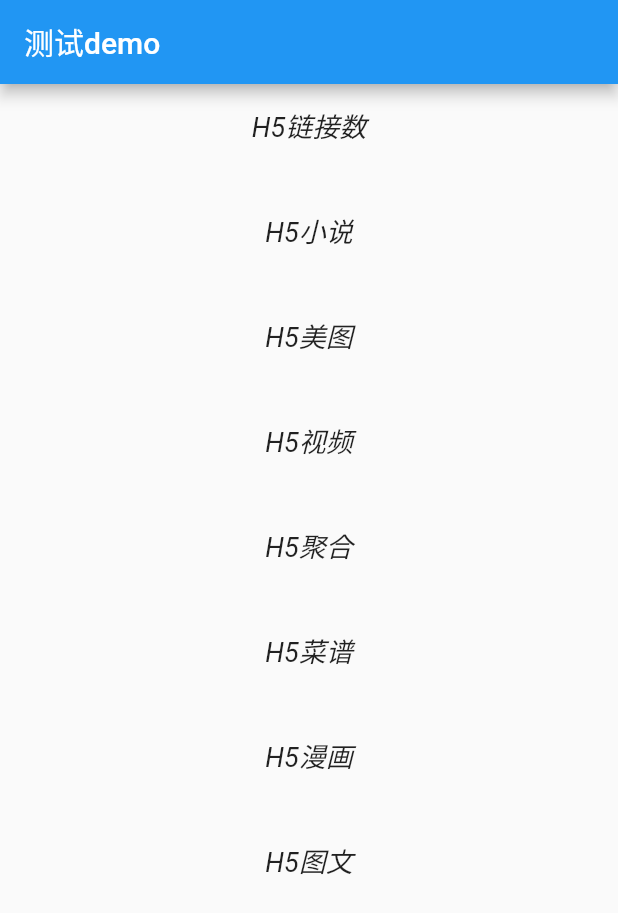
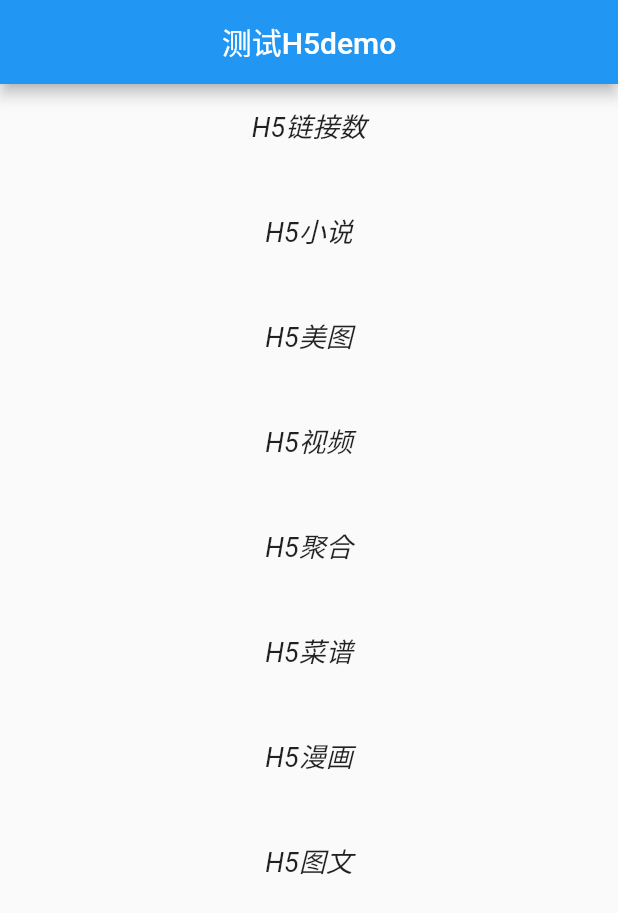
Before and after one commit to hbyeyang/H5Project_Flutter, a Flutter app: the screen it shows after launch, on a phone screen of 412 x 824 dp. Shown: the top 913 px of the screen. Run offline on Flutter 3.47's test engine with Material 2 defaults, Android fonts, the phone set to English and light mode, and no system bars; our stand-ins replace fluttertoast; missing offline and left inert: flutter_webview_plugin.

Commit message:
基础版

```diff
--- a/lib/page/main.dart
+++ b/lib/page/main.dart
@@ -1,33 +1,56 @@
+import 'package:demo_test/page/details.dart';
+import 'package:demo_test/page/listpage.dart';
 import 'package:demo_test/util/utils.dart';
 import 'package:flutter/material.dart';
 import 'package:flutter/widgets.dart';
 
 void main() {
-  runApp(new MyApp(
-    items: ["H5链接数", "H5小说", "H5美图", "H5视频", "H5聚合", "H5菜谱", "H5漫画", "H5图文"],
-//    items: ["H5链接数", "H5小说", "H5美图", "H5视频", "H5聚合", "H5菜谱", "H5漫画", "H5图文","H5链接数", "H5小说", "H5美图", "H5视频", "H5聚合", "H5菜谱", "H5漫画", "H5图文"],
+  runApp(new MaterialApp(
+    initialRoute: '/',
+    routes: <String, WidgetBuilder> {
+      // When we navigate to the "/" route, build the FirstScreen Widget
+      '/': (context) => Homepage(),
+      // When we navigate to the "/second" route, build the SecondScreen Widget
+      '/listpage': (BuildContext context) => ListPage(),
+      '/details': (BuildContext context) => Deatails(),
+    },
   ));
 }
 
-class MyApp extends StatelessWidget {
-  final List<String> items;
+const listpage = "/listpage";
+const details = "/details";
 
-  MyApp({Key key, @required this.items}) : super(key: key);
+class Homepage extends StatelessWidget {
+//  final List<String> items;
+
+//  Homepage({Key key, @required this.items}) : super(key: key);
+  List<String> items = ["H5链接数", "H5小说", "H5美图", "H5视频", "H5聚合", "H5菜谱", "H5漫画", "H5图文"];
 
   @override
   Widget build(BuildContext context) {
     // TODO: implement build
-    return MaterialApp(
-
-      title: "demo",
-      home: buildScaffold(),
+//    return MaterialApp(
+//      title: "demo",
+//      home: buildScaffold(),
+//    );
+    return new Scaffold(
+      appBar: AppBar(
+//        title: Text("测试H5demo",),
+        title: new Row(
+          mainAxisAlignment: MainAxisAlignment.center,
+          children: <Widget>[
+            Text("测试H5demo")
+          ],
+        ),
+      ),
+      body: buildListView(),
     );
   }
 
   Scaffold buildScaffold() {
     return new Scaffold(
       appBar: AppBar(
-        title: Text("测试demo"),
+        title: Text("测试H5demo"),
       ),
       body: buildListView(),
     );
@@ -43,14 +66,14 @@ class MyApp extends StatelessWidget {
               child: new Text(items[index],
                   textAlign: TextAlign.center,
                   style:
-                      TextStyle(fontSize: 18.0, fontStyle: FontStyle.italic)),
+                  TextStyle(fontSize: 18.0, fontStyle: FontStyle.italic)),
               onTap: () {
                 if (items[index].contains("H5链接数")) {
                   return;
                 }
-                Navigator.pushNamed(context, '/listpage');
                 print(items[index]);
                 MyToastUtils(items[index] + "被点击");
+                Navigator.pushNamed(context, listpage);
               },
             ),
           );
--- a/pubspec.yaml
+++ b/pubspec.yaml
@@ -25,6 +25,7 @@ dependencies:
   cupertino_icons: ^0.1.2
   fluttertoast: ^2.1.1 #toast提示框
 #  fluro: ^1.5.1 #路由管理
+  flutter_webview_plugin: ^0.2.1+2
 
 dev_dependencies:
   flutter_test:
```
Also changed, not shown: lib/page/details.dart (+41 -9 lines), lib/page/listpage.dart (+33 -6 lines), pubspec.lock, 3 other files.
